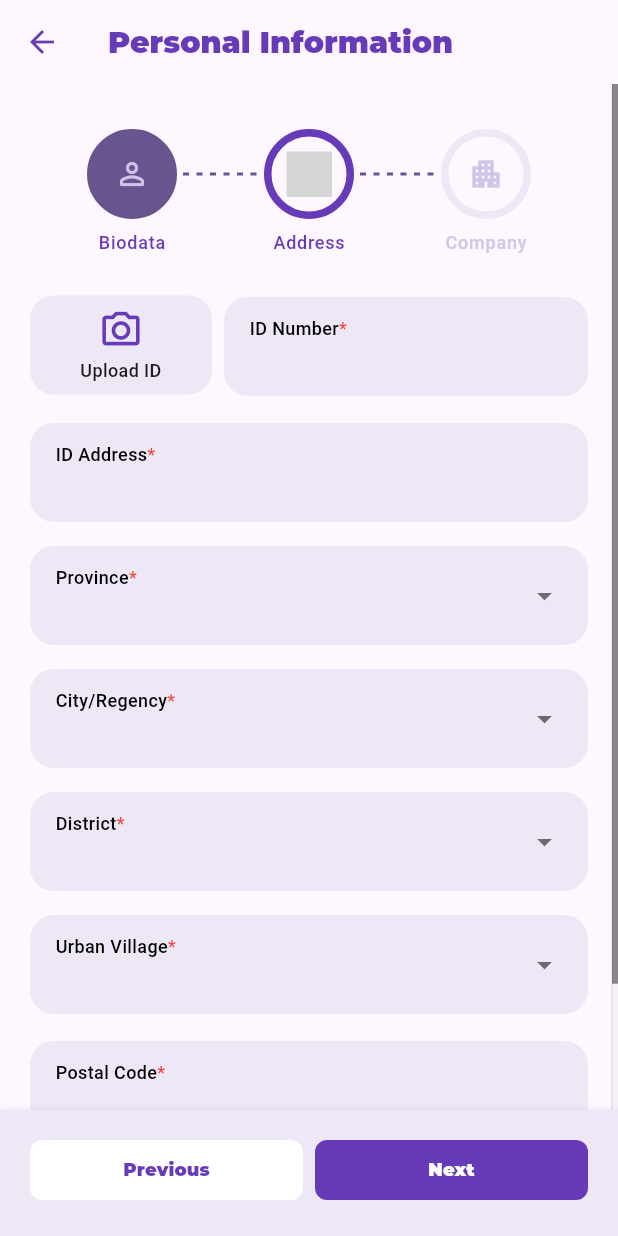
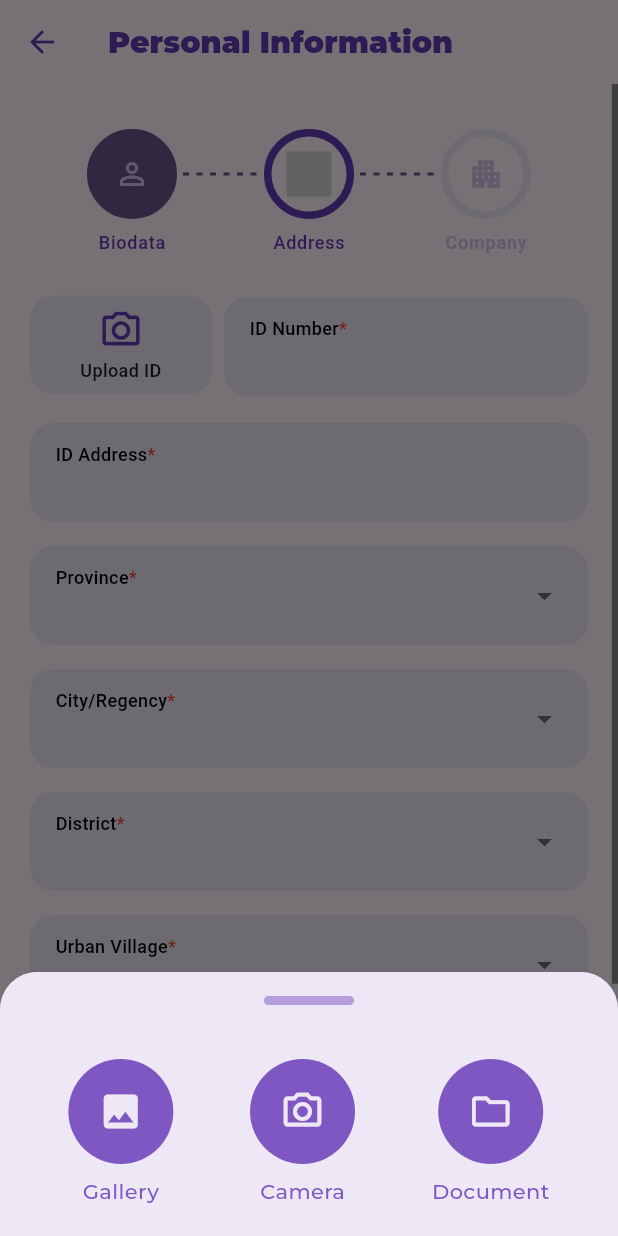
Before and after one commit to hardwhy/payung_teduh, a Flutter app: the PersonalInfoScreen screen opened directly, after a tap on "Next", after a tap on "Upload ID", on a phone screen of 412 x 824 dp. Run offline on Flutter 3.47's test engine with Material 3 defaults, Android fonts, the phone set to English and light mode, and no system bars; drawn by our look-alikes of easy_stepper; our stand-ins replace file_picker, flutter_bloc, flutter_svg, get_it, hive, image_picker and 2 more; accounts and stored records are empty; Roboto replaces fonts that are missing (DM Sans); project files that could hold a hidden picture were left out; grey boxes are pictures that could not be loaded.

Commit message:
feat: add document picker

```diff
--- a/lib/presentation/screens/personal_info/widgets/personal_info_address_form.dart
+++ b/lib/presentation/screens/personal_info/widgets/personal_info_address_form.dart
@@ -19,7 +19,9 @@ class PersonalInfoAddressForm extends StatelessWidget {
                   decoration: BoxDecoration(
                       color: Colors.deepPurple[50],
                       borderRadius: BorderRadius.circular(16)),
-                  onTap: () {},
+                  onTap: () {
+                    showDocumentPicker(context);
+                  },
                   child: const Column(
                     children: [
                       Icon(
--- a/lib/presentation/screens/welcome/welcome_screen.dart
+++ b/lib/presentation/screens/welcome/welcome_screen.dart
@@ -23,7 +23,7 @@ class _WelcomeScreenState extends State<WelcomeScreen> {
     WelcomePageItem(
       title: 'What is Lorem Ipsum?',
       description:
-          'Lorem Ipsum is simply dummy text of the printing and typesetting industry. Lorem Ipsum has been the industry\'s standard dummy text ever since the 1500s, when an unknown printer took a galley of type and scrambled it to make a type specimen book.',
+          'Lorem Ipsum is simply dummy text of the printing and typesetting industry. Lorem Ipsum has been the industry\'s standard dummy text ever since the 1500s.',
       imagePath: WelcomeImages.page1,
     ),
     WelcomePageItem(
--- /dev/null
+++ b/lib/presentation/widgets/src/document_picker.dart
@@ -0,0 +1,68 @@
+import 'dart:io';
+import 'package:file_picker/file_picker.dart';
+import 'package:flutter/material.dart';
+import 'package:image_picker/image_picker.dart';
+import 'package:payung_teduh/presentation/widgets/widgets.dart';
+
+showDocumentPicker(
+  BuildContext context, {
+  Function(File file)? onPickedFile,
+}) {
+  final ImagePicker picker = ImagePicker();
+
+  // Pick image from gallery
+  Future<void> pickFromGallery() async {
+    final XFile? pickedFile =
+        await picker.pickImage(source: ImageSource.gallery);
+    if (pickedFile != null) {
+      final file = File(pickedFile.path);
+      onPickedFile?.call(file);
+    }
+  }
+
+  // Capture image from camera
+  Future<void> pickFromCamera() async {
+    final XFile? pickedFile =
+        await picker.pickImage(source: ImageSource.camera);
+    if (pickedFile != null) {
+      final file = File(pickedFile.path);
+      onPickedFile?.call(file);
+    }
+  }
+
+  // Pick file from file explorer
+  Future<void> pickFromFileExplorer() async {
+    final result = await FilePicker.platform.pickFiles();
+    if (result != null) {
+      final file = File(result.files.single.path!);
+      onPickedFile?.call(file);
+    }
+  }
+
+  return showSheet(
+    context,
+    child: Container(
+      padding: const EdgeInsets.all(20),
+      child: Row(
+        mainAxisAlignment: MainAxisAlignment.spaceAround,
+        children: [
+          MenuIcon(
+            icon: Icons.image,
+            text: 'Gallery',
+            onTap: pickFromGallery,
+          ),
+          MenuIcon(
+            icon: Icons.camera_alt_outlined,
+            text: 'Camera',
+            onTap: pickFromCamera,
+          ),
+          MenuIcon(
+            icon: Icons.folder_outlined,
+            text: 'Document',
+            onTap: pickFromFileExplorer,
+          ),
+        ],
+      ),
+    ),
+  );
+}
--- a/lib/presentation/widgets/src/menu_icon.dart
+++ b/lib/presentation/widgets/src/menu_icon.dart
@@ -27,7 +27,7 @@ class MenuIcon extends StatelessWidget {
       mainAxisSize: MainAxisSize.min,
       children: [
         Ripplify(
-          onTap: () {
+          onTap: onTap ?? () {
             Navigator.pushNamed(context, 'no-route');
           },
           rippleBorderRadius: BorderRadius.circular(90),
--- /dev/null
+++ b/lib/presentation/widgets/src/sheet.dart
@@ -0,0 +1,57 @@
+import 'package:flutter/material.dart';
+
+Future<T?> showSheet<T>(
+  context, {
+  bool? isScrollControlled,
+  Widget? child,
+  Color? backgroundColor,
+  EdgeInsets? contentPadding,
+}) {
+  return showModalBottomSheet<T>(
+    context: context,
+    backgroundColor: backgroundColor ?? Colors.deepPurple[50],
+    shape: const RoundedRectangleBorder(
+      borderRadius: BorderRadius.only(
+        topLeft: Radius.circular(25),
+        topRight: Radius.circular(25),
+      ),
+    ),
+    isScrollControlled: isScrollControlled ?? false,
+    constraints: BoxConstraints(
+        maxHeight: MediaQuery.of(context).size.height - (kToolbarHeight)),
+    builder: (context) {
+      return Padding(
+        padding:
+            EdgeInsets.only(bottom: MediaQuery.of(context).viewInsets.bottom),
+        child: SafeArea(
+          child: ClipRRect(
+            borderRadius: const BorderRadius.only(
+              topLeft: Radius.circular(25),
+              topRight: Radius.circular(25),
+            ),
+            child: Container(
+              padding: contentPadding,
+              color: backgroundColor ?? Colors.deepPurple[50],
+              width: double.infinity,
+              child: Column(
+                mainAxisSize: MainAxisSize.min,
+                children: [
+                  Container(
+                    margin: const EdgeInsets.symmetric(vertical: 16),
+                    decoration: BoxDecoration(
+                      color: Colors.deepPurple[200],
+                      borderRadius: BorderRadius.circular(60),
+                    ),
+                    width: 60,
+                    height: 6,
+                  ),
+                  if (child != null) Flexible(child: child),
+                ],
+              ),
+            ),
+          ),
+        ),
+      );
+    },
+  );
+}
--- a/lib/presentation/widgets/widgets.dart
+++ b/lib/presentation/widgets/widgets.dart
@@ -5,3 +5,5 @@ export 'src/text_input.dart';
 export 'src/dropdown.dart';
 export 'src/knob.dart';
 export 'src/empty.dart';
+export 'src/sheet.dart';
+export 'src/document_picker.dart';
--- a/pubspec.yaml
+++ b/pubspec.yaml
@@ -31,12 +31,14 @@ dependencies:
   bloc: ^8.1.4
   cupertino_icons: ^1.0.6
   easy_stepper: ^0.8.5+1
+  file_picker: ^8.1.2
   flutter:
     sdk: flutter
   flutter_bloc: ^8.1.6
   flutter_svg: ^2.0.10+1
   get_it: ^7.7.0
   hive: ^2.2.3
+  image_picker: ^1.1.2
   injectable: ^2.4.4
   intl: ^0.19.0
   path_provider: ^2.1.4
```
Also changed, not shown: lib/main.dart (+8 -0 lines), lib/presentation/screens/home/widgets/home_content.dart (+1 -9 lines), lib/presentation/screens/home/widgets/home_navigation.dart (+1 -9 lines), pubspec.lock, 2 other files.
